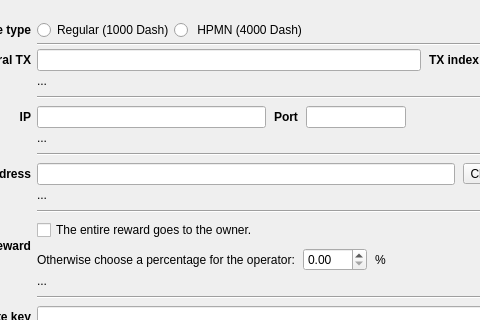
Bertrand256/dash-masternode-tool, file src/ui/ui_reg_masternode_dlg.ui: the form before one commit; both pictures show x 109 to 589 and y 0 to 320 of the 763 by 707 pixel window.
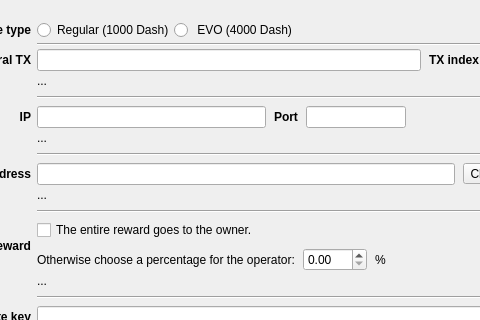
The form after the commit.

Commit message: Adapting the application to Dash v20 nodes.

Diff of the .ui file:
```diff
--- a/src/ui/ui_reg_masternode_dlg.ui
+++ b/src/ui/ui_reg_masternode_dlg.ui
@@ -356,7 +356,7 @@
          <item>
           <widget class="QRadioButton" name="rbMNTypeHPMN">
            <property name="text">
-            <string> HPMN (4000 Dash)</string>
+            <string> EVO (4000 Dash)</string>
            </property>
           </widget>
          </item>
```
The commit also changes 8 other files.
